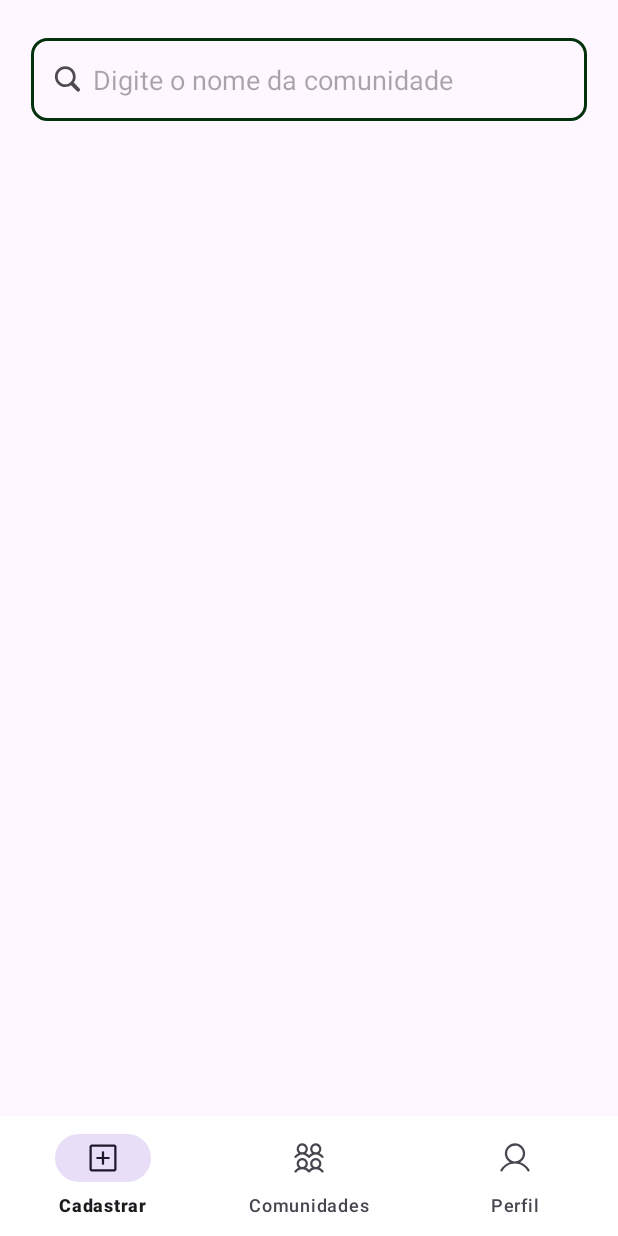
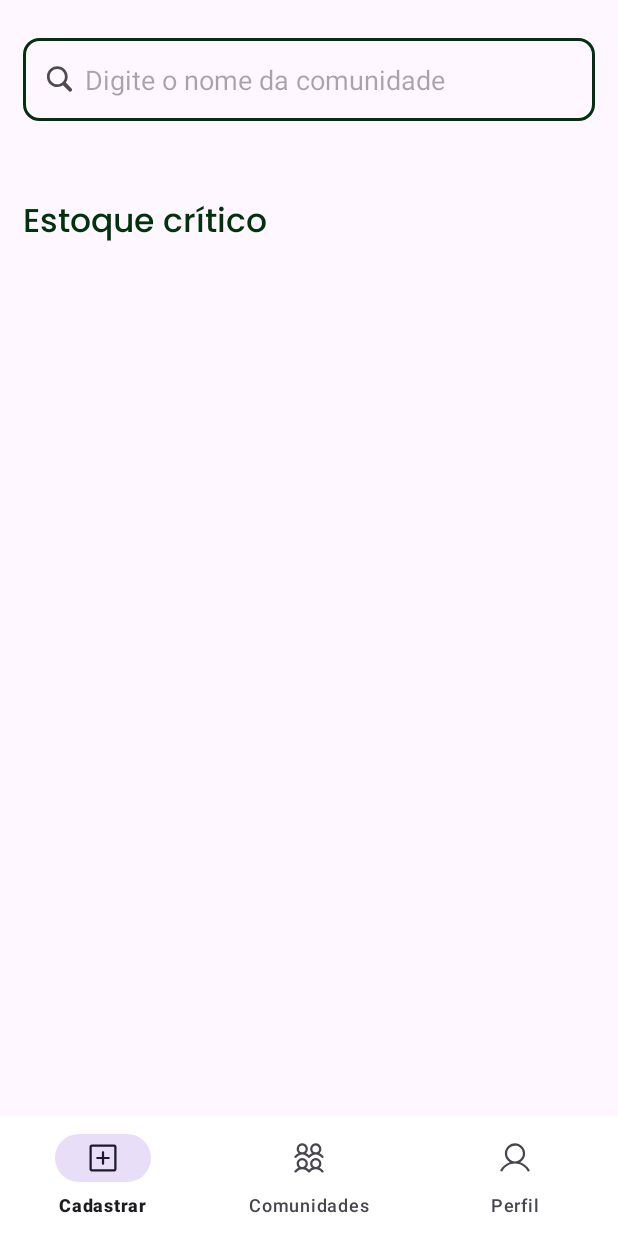
Before and after one commit to yagoluucas/gs-energywise-android, an Android app: the BottomNavigation screen opened directly, with no data from a screen before it, on a phone screen of 412 x 824 dp. Run offline under Robolectric (Android 15) with nearby library versions, the phone set to English and light mode, and no system bars.

Commit message:
Adicionado activitys e finalizado navegação entre elas

```diff
--- a/app/src/main/java/com/example/energywise/fragment/BottomNavigation.kt
+++ b/app/src/main/java/com/example/energywise/fragment/BottomNavigation.kt
@@ -1,20 +1,75 @@
 package com.example.energywise.fragment
 
+import android.content.Intent
 import android.os.Bundle
 import android.view.LayoutInflater
 import android.view.View
 import android.view.ViewGroup
 import androidx.fragment.app.Fragment
 import com.example.energywise.R
+import com.example.energywise.activity.HomeActivity
+import com.example.energywise.activity.NovaComunidade
+import com.example.energywise.activity.PerfilUsuario
+import com.google.android.material.bottomnavigation.BottomNavigationView
 
 class BottomNavigation: Fragment() {
+    private lateinit var bottomNavigation: BottomNavigationView
     override fun onCreateView(
         inflater: LayoutInflater,
         container: ViewGroup?,
         savedInstanceState: Bundle?
     ): View? {
         val view = inflater.inflate(R.layout.bottom_navigation_bar, container, false)
+        bottomNavigation = view.findViewById(R.id.bottomNavigationView)
+        bottomNavigation.setOnNavigationItemSelectedListener { item ->
+            when(item.itemId){
 
+                R.id.Menu_NovaComunidade -> {
+                    if(activity !is NovaComunidade) {
+                        NavigationStateManager.selectedItemId = R.id.Menu_NovaComunidade
+
+                        val intent = Intent(activity, NovaComunidade::class.java)
+                        intent.flags = Intent.FLAG_ACTIVITY_REORDER_TO_FRONT
+                        startActivity(intent)
+                    }
+                    true
+                }
+
+                R.id.Menu_Comunidades -> {
+                    if(activity !is HomeActivity){
+                        NavigationStateManager.selectedItemId = R.id.Menu_Comunidades
+
+                        val intent = Intent(activity, HomeActivity::class.java)
+                        intent.flags = Intent.FLAG_ACTIVITY_REORDER_TO_FRONT
+                        startActivity(intent)
+                    }
+                    true
+                }
+
+                R.id.Menu_Perfil -> {
+                    if(activity !is PerfilUsuario){
+                        NavigationStateManager.selectedItemId = R.id.Menu_Perfil
+
+                        val intent = Intent(activity, PerfilUsuario::class.java)
+                        intent.flags = Intent.FLAG_ACTIVITY_REORDER_TO_FRONT
+                        startActivity(intent)
+                    }
+                    true
+                }
+
+                else -> false
+            }
+        }
         return view
     }
+
+    override fun onResume() {
+        super.onResume()
+        // Atualiza o item selecionado sempre que o fragmento se tornar visível
+        bottomNavigation.selectedItemId = NavigationStateManager.selectedItemId
+    }
+
+    object NavigationStateManager {
+        var selectedItemId: Int = R.id.Menu_Comunidades
+    }
 }
--- a/app/src/main/res/layout/activity_home.xml
+++ b/app/src/main/res/layout/activity_home.xml
@@ -7,14 +7,19 @@
     android:layout_height="match_parent"
     tools:context=".activity.HomeActivity">
 
-    <androidx.fragment.app.FragmentContainerView
-        android:id="@+id/fragment_container"
-        android:layout_width="wrap_content"
-        android:layout_height="wrap_content"
+    <ScrollView
+        app:layout_constraintLeft_toLeftOf="parent"
         app:layout_constraintRight_toRightOf="parent"
-        app:layout_constraintLeft_toLeftOf="parent"
-        app:layout_constraintBottom_toBottomOf="parent"
-        android:name="com.example.energywise.fragment.BottomNavigation"/>
+        app:layout_constraintTop_toTopOf="parent"
+        android:layout_width="match_parent"
+        android:layout_height="wrap_content">
+
+
+        <androidx.constraintlayout.widget.ConstraintLayout
+            android:layout_width="match_parent"
+            android:layout_height="match_parent"
+            android:layout_marginHorizontal="15dp">
+
 
             <EditText
                 android:id="@+id/HOME_CampoPesquisarComunidade_EditText"
@@ -28,7 +33,30 @@
                 android:drawablePadding="8dp"
                 android:layout_marginTop="25dp"
                 android:background="@drawable/background_campo_edit_text"
-        android:padding="15dp"
-        app:layout_constraintWidth_percent="0.90"/>
+                android:padding="15dp" />
+
+            <TextView
+                android:id="@+id/HOME_TextoEstoqueCritico_EditText"
+                android:layout_width="0dp"
+                android:layout_height="wrap_content"
+                app:layout_constraintLeft_toLeftOf="parent"
+                app:layout_constraintRight_toRightOf="parent"
+                app:layout_constraintTop_toBottomOf="@+id/HOME_CampoPesquisarComunidade_EditText"
+                style="@style/tituloPagina"
+                android:text="Estoque crítico"
+                android:layout_marginTop="50dp" />
 
         </androidx.constraintlayout.widget.ConstraintLayout>
+    </ScrollView>
+
+
+    <androidx.fragment.app.FragmentContainerView
+        android:id="@+id/fragment_container"
+        android:layout_width="wrap_content"
+        android:layout_height="wrap_content"
+        app:layout_constraintRight_toRightOf="parent"
+        app:layout_constraintLeft_toLeftOf="parent"
+        app:layout_constraintBottom_toBottomOf="parent"
+        android:name="com.example.energywise.fragment.BottomNavigation"/>
+
+</androidx.constraintlayout.widget.ConstraintLayout>
--- a/app/src/main/res/values/styles.xml
+++ b/app/src/main/res/values/styles.xml
@@ -22,4 +22,10 @@
         <item name="android:background">@drawable/primary_button_background</item>
         <item name="android:textSize">16sp</item>
     </style>
+
+    <style name="tituloPagina">
+        <item name="android:fontFamily">@font/poppins_medium</item>
+        <item name="android:textColor">@color/title_color</item>
+        <item name="android:textSize">22sp</item>
+    </style>
 </resources>
```
Also changed, not shown: app/src/main/AndroidManifest.xml (+12 -3 lines), app/src/main/java/com/example/energywise/activity/AtualizarComunidade.kt (added, +15 -0 lines), app/src/main/java/com/example/energywise/activity/NovaComunidade.kt (added, +12 -0 lines), app/src/main/java/com/example/energywise/activity/PerfilUsuario.kt (added, +15 -0 lines), app/src/main/res/layout/activity_atualizar_comunidade.xml (added, +19 -0 lines), app/src/main/res/layout/activity_cadastro_comunidade.xml (added, +20 -0 lines), app/src/main/res/layout/activity_perfil_usuario.xml (added, +20 -0 lines). Lines whose indentation alone changed are shown as unchanged.
